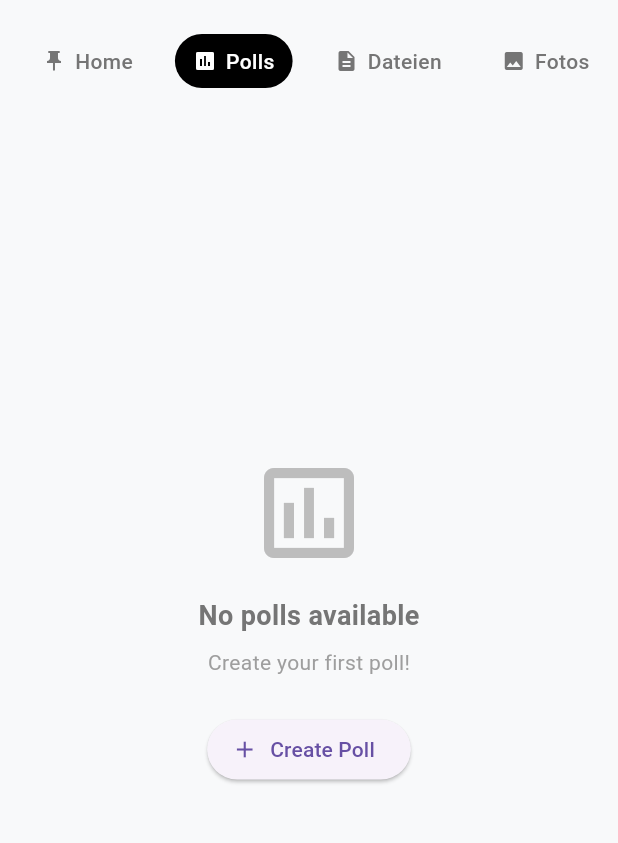
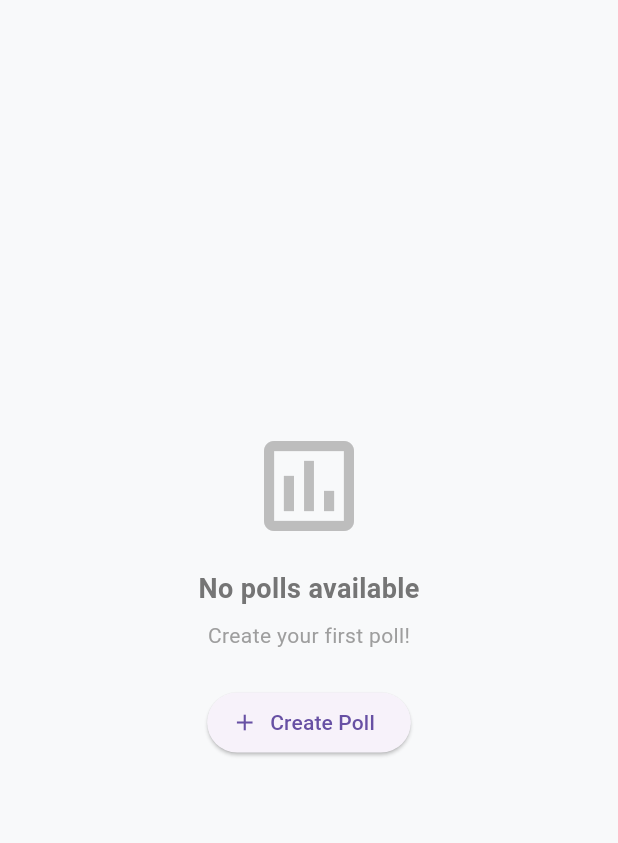
Before and after one commit to Ahmadre/Pollino, a Flutter app: the screen it shows after launch, on a phone screen of 412 x 824 dp, the part 86-929 px from its top. Run offline on Flutter 3.47's test engine with Material 3 defaults, Android fonts, the light colour scheme and no system bars; our stand-ins replace connectivity_plus, dartz, equatable, flutter_bloc, freezed_annotation, get_it and 6 more; accounts and stored records are empty; generated files the repository leaves out were written again.

Commit message:
[feat]: Remove tabs

```diff
--- a/frontend/lib/screens/home_screen.dart
+++ b/frontend/lib/screens/home_screen.dart
@@ -135,22 +135,6 @@ class _HomeScreenState extends State<HomeScreen> {
               ),
             ),
 
-            // Filter Tabs (Pins, Polls, Files, Photos)
-            Padding(
-              padding: const EdgeInsets.symmetric(horizontal: 16),
-              child: SingleChildScrollView(
-                scrollDirection: Axis.horizontal,
-                child: Row(
-                  children: [
-                    _FilterTab(icon: Icons.push_pin, label: 'navigation.home'.tr(), isSelected: false),
-                    _FilterTab(icon: Icons.poll, label: 'home.title'.tr(), isSelected: true),
-                    _FilterTab(icon: Icons.description, label: 'Dateien', isSelected: false),
-                    _FilterTab(icon: Icons.photo, label: 'Fotos', isSelected: false),
-                  ],
-                ),
-              ),
-            ),
-
             // Poll List Content
             Expanded(
               child: BlocBuilder<PollBloc, PollState>(
@@ -254,41 +238,6 @@ class _HomeScreenState extends State<HomeScreen> {
   void dispose() {
     _scrollController.dispose();
     super.dispose();
-  }
-}
-
-class _FilterTab extends StatelessWidget {
-  final IconData icon;
-  final String label;
-  final bool isSelected;
-
-  const _FilterTab({required this.icon, required this.label, required this.isSelected});
-
-  @override
-  Widget build(BuildContext context) {
-    return Container(
-      margin: const EdgeInsets.only(right: 16),
-      padding: const EdgeInsets.symmetric(horizontal: 12, vertical: 8),
-      decoration: BoxDecoration(
-        color: isSelected ? Colors.black : Colors.transparent,
-        borderRadius: BorderRadius.circular(20),
-      ),
-      child: Row(
-        mainAxisSize: MainAxisSize.min,
-        children: [
-          Icon(icon, size: 16, color: isSelected ? Colors.white : Colors.grey[600]),
-          const SizedBox(width: 6),
-          Text(
-            label,
-            style: TextStyle(
-              fontSize: 14,
-              fontWeight: FontWeight.w500,
-              color: isSelected ? Colors.white : Colors.grey[600],
-            ),
-          ),
-        ],
-      ),
-    );
   }
 }
 
```
Also changed, not shown: frontend/lib/screens/poll_screen.dart (+0 -63 lines).
